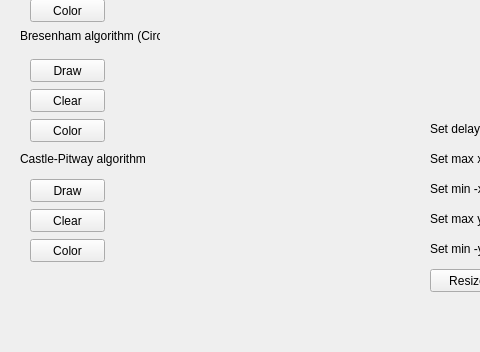
First picture: the form in mainwindow.ui, repository VadimKasyanenko/lab_4, before the edit; both pictures show x 0 to 480 and y 351 to 703 of the 894 by 703 pixel window.
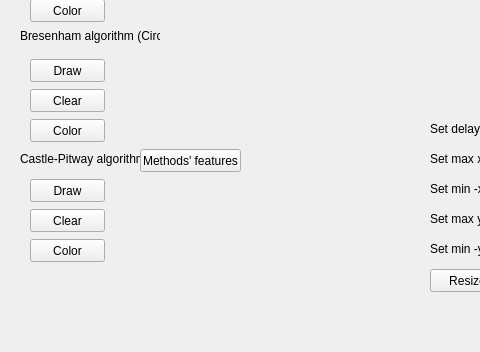
Second picture: the form after the edit. Custom widgets are drawn as their Qt base class.

What changed in the file:
```diff
--- a/mainwindow.ui
+++ b/mainwindow.ui
@@ -701,6 +701,19 @@
      <string>3</string>
     </property>
    </widget>
+   <widget class="QPushButton" name="pushButton_17">
+    <property name="geometry">
+     <rect>
+      <x>140</x>
+      <y>500</y>
+      <width>101</width>
+      <height>23</height>
+     </rect>
+    </property>
+    <property name="text">
+     <string>Methods' features</string>
+    </property>
+   </widget>
   </widget>
   <widget class="QMenuBar" name="menubar">
    <property name="geometry">
```
